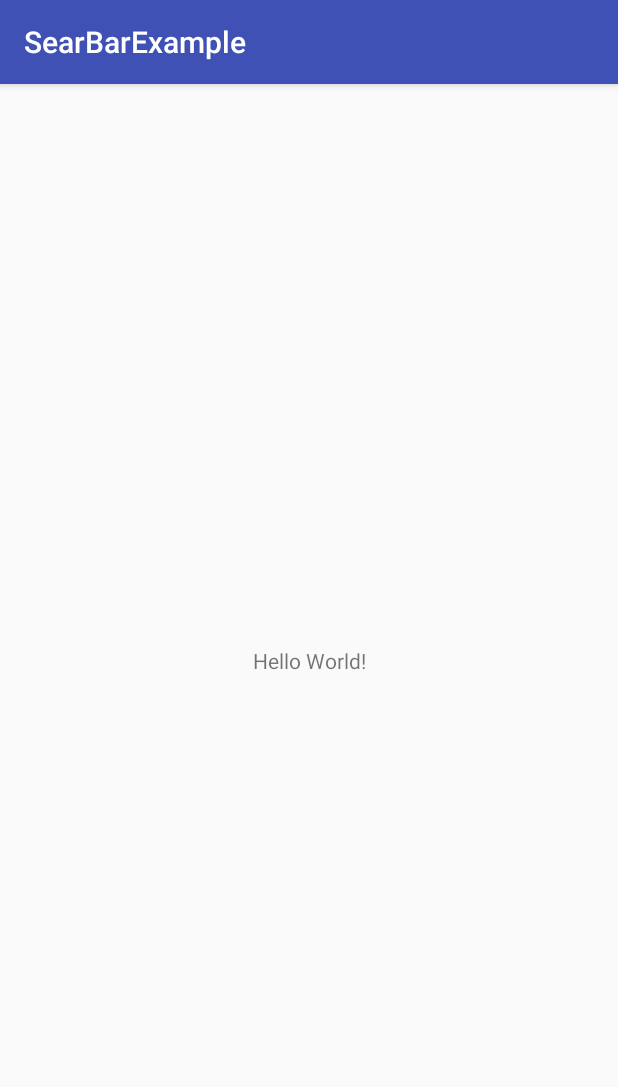
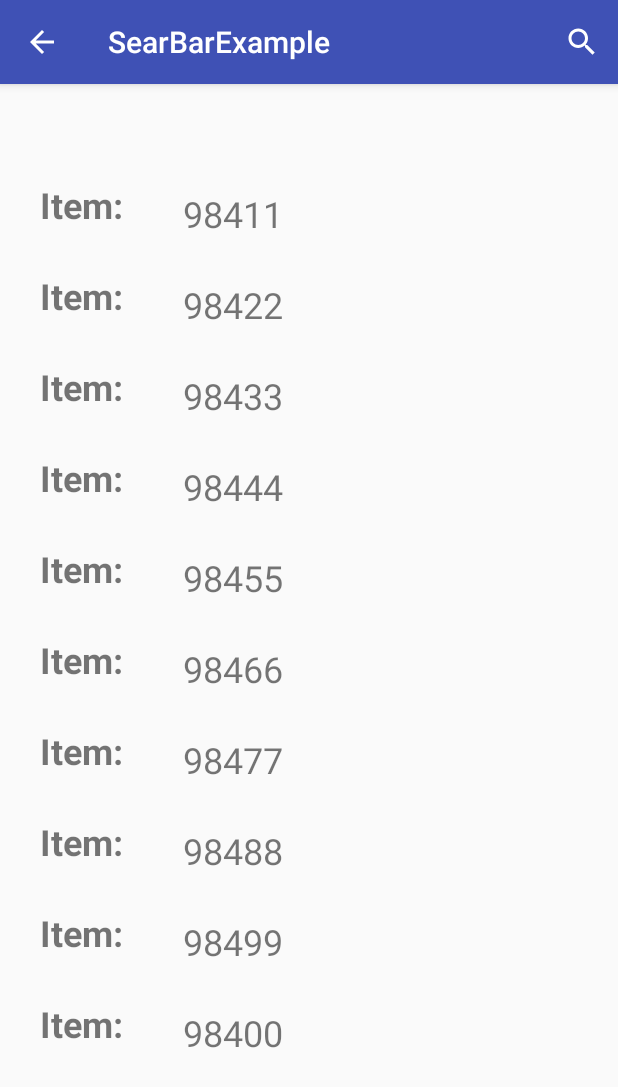
Before and after one commit to whiteThor/SearBarExample, an Android app: the screen it shows after launch (MainActivity), on a phone screen of 412 x 824 dp. Shown: the top 1087 px of the screen. Run offline under Robolectric (Android 15) with nearby library versions, the phone set to English and light mode, and no system bars.

```diff
--- a/app/build.gradle
+++ b/app/build.gradle
@@ -22,6 +22,7 @@ dependencies {
     implementation fileTree(dir: 'libs', include: ['*.jar'])
     implementation 'com.android.support:appcompat-v7:27.1.1'
     implementation 'com.android.support.constraint:constraint-layout:1.1.2'
+    implementation 'com.android.support:recyclerview-v7:27.1.1'
     testImplementation 'junit:junit:4.12'
     androidTestImplementation 'com.android.support.test:runner:1.0.2'
     androidTestImplementation 'com.android.support.test.espresso:espresso-core:3.0.2'
--- /dev/null
+++ b/app/src/main/java/musicmachine/sanples/android/ruben/com/searbarexample/ArrayAdapter.java
@@ -0,0 +1,98 @@
+package musicmachine.sanples.android.ruben.com.searbarexample;
+
+import android.support.annotation.NonNull;
+import android.support.v7.widget.RecyclerView;
+import android.view.LayoutInflater;
+import android.view.View;
+import android.view.ViewGroup;
+import android.webkit.WebSettings;
+import android.widget.Filter;
+import android.widget.Filterable;
+import android.widget.TextView;
+
+import java.util.ArrayList;
+import java.util.Arrays;
+import java.util.List;
+
+public class ArrayAdapter extends RecyclerView.Adapter<ArrayAdapter.ViewHolder> implements Filterable{
+
+    List<String> listFiltered;
+    List<String> listData;
+
+    public ArrayAdapter() {
+        this.listData = listData;
+        listData = Arrays.asList(ArrayItem.arrays);
+
+    }
+
+    @NonNull
+    @Override
+    public ViewHolder onCreateViewHolder(@NonNull ViewGroup parent, int viewType) {
+        View view =LayoutInflater.from(parent.getContext()).inflate(R.layout.item_list,parent,false);
+        return new ViewHolder(view);
+    }
+
+    @Override
+    public void onBindViewHolder(@NonNull ViewHolder holder, int position) {
+        holder.bind(position);
+    }
+
+    @Override
+    public int getItemCount() {
+        return listData.size();
+    }
+
+    @Override
+    public Filter getFilter() {
+        return new Filter() {
+            @Override
+            protected FilterResults performFiltering(CharSequence constraint) {
+                String charString = constraint.toString();
+                if(charString.isEmpty()){
+                    listData = Arrays.asList(ArrayItem.arrays);
+
+                }else{
+
+                    listFiltered = new ArrayList<String>();
+                    for (String row : ArrayItem.arrays) {
+                        if(row.contains(charString)){
+                            listFiltered.add(row);
+                        }
+                    }
+                    listData = listFiltered;
+
+                }
+                FilterResults filterResults = new FilterResults();
+                filterResults.values = listData;
+
+                return filterResults;
+            }
+
+            @Override
+            protected void publishResults(CharSequence constraint, FilterResults results) {
+                listData = (List<String>) results.values;
+                notifyDataSetChanged();
+
+            }
+        };
+    }
+
+    public class ViewHolder extends RecyclerView.ViewHolder{
+
+        TextView mItemText;
+
+
+        public ViewHolder(View itemView) {
+            super(itemView);
+            mItemText = itemView.findViewById(R.id.itemText);
+
+
+        }
+
+        public void bind(int position){
+
+            mItemText.setText(listData.get(position));
+
+        }
+    }
+}
--- /dev/null
+++ b/app/src/main/java/musicmachine/sanples/android/ruben/com/searbarexample/ArrayItem.java
@@ -0,0 +1,7 @@
+package musicmachine.sanples.android.ruben.com.searbarexample;
+
+public class ArrayItem {
+
+   public static final String[] arrays = new String[]{"98411","98422","98433","98444","98455","98466","98477","98488","98499","98400" };
+
+}
--- a/app/src/main/java/musicmachine/sanples/android/ruben/com/searbarexample/MainActivity.java
+++ b/app/src/main/java/musicmachine/sanples/android/ruben/com/searbarexample/MainActivity.java
@@ -1,13 +1,78 @@
 package musicmachine.sanples.android.ruben.com.searbarexample;
 
+import android.app.SearchManager;
+import android.content.Context;
+import android.support.v7.app.ActionBar;
 import android.support.v7.app.AppCompatActivity;
 import android.os.Bundle;
+import android.support.v7.widget.LinearLayoutManager;
+import android.support.v7.widget.RecyclerView;
+import android.support.v7.widget.SearchView;
+import android.support.v7.widget.Toolbar;
+import android.util.Log;
+import android.view.Menu;
+import android.view.MenuInflater;
+import android.view.MenuItem;
 
-public class MainActivity extends AppCompatActivity {
+public class MainActivity extends AppCompatActivity implements SearchView.OnQueryTextListener{
+
+    private Toolbar mTbMainSearch;
+    private RecyclerView mRvToolbarSearch;
+    private final String TAG= MainActivity.class.getSimpleName();
+    private ArrayAdapter mAdapter;
+
 
     @Override
     protected void onCreate(Bundle savedInstanceState) {
         super.onCreate(savedInstanceState);
         setContentView(R.layout.activity_main);
+        setUpViews();
+    }
+
+    private void setUpViews() {
+        mAdapter  = new ArrayAdapter();
+
+        mTbMainSearch = findViewById(R.id.toolBarSearch);
+        mRvToolbarSearch = findViewById(R.id.listRecycleView);
+
+        mRvToolbarSearch.setAdapter(mAdapter);
+        mRvToolbarSearch.setLayoutManager(new LinearLayoutManager(this));
+
+//        setSupportActionBar(mTbMainSearch);
+
+        ActionBar actionBar = getSupportActionBar();
+        actionBar.setDisplayHomeAsUpEnabled(true);
+
+
+    }
+
+    @Override
+    public boolean onQueryTextSubmit(String query) {
+        Log.d(TAG, "OnQueryTextSymmit: Query->" + query);
+        mAdapter.getFilter().filter(query);
+        return true;
+    }
+
+    @Override
+    public boolean onQueryTextChange(String newText) {
+        Log.d(TAG, "OnQueryTextChange: Query->" + newText);
+        mAdapter.getFilter().filter(newText);
+        return true;
+    }
+
+    @Override
+    public boolean onCreateOptionsMenu(Menu menu) {
+
+        MenuInflater menuInflater = getMenuInflater();
+        menuInflater.inflate(R.menu.menu_search,menu);
+        SearchManager searchManager = (SearchManager) getSystemService(Context.SEARCH_SERVICE);
+        MenuItem menuSearchItem = menu.findItem(R.id.menu_toolbarsearch) ;
+
+        SearchView searchView = (SearchView) menuSearchItem.getActionView();
+        searchView.setQueryHint("enter text");
+        searchView.setOnQueryTextListener(this);
+        Log.d(TAG, "onCreateoptionMenu: mSearchMenuItem->" + menuSearchItem.getActionView());
+
+        return true;
     }
 }
--- a/app/src/main/res/layout/activity_main.xml
+++ b/app/src/main/res/layout/activity_main.xml
@@ -1,18 +1,20 @@
 <?xml version="1.0" encoding="utf-8"?>
-<android.support.constraint.ConstraintLayout xmlns:android="http://schemas.android.com/apk/res/android"
-    xmlns:app="http://schemas.android.com/apk/res-auto"
+<RelativeLayout xmlns:android="http://schemas.android.com/apk/res/android"
     xmlns:tools="http://schemas.android.com/tools"
     android:layout_width="match_parent"
     android:layout_height="match_parent"
     tools:context=".MainActivity">
+    <android.support.v7.widget.Toolbar
+        android:id="@+id/toolBarSearch"
+        android:layout_width="match_parent"
+        android:layout_height="wrap_content"/>
 
-    <TextView
-        android:layout_width="wrap_content"
-        android:layout_height="wrap_content"
-        android:text="Hello World!"
-        app:layout_constraintBottom_toBottomOf="parent"
-        app:layout_constraintLeft_toLeftOf="parent"
-        app:layout_constraintRight_toRightOf="parent"
-        app:layout_constraintTop_toTopOf="parent" />
+<android.support.v7.widget.RecyclerView
+    android:id="@+id/listRecycleView"
+    android:layout_width="match_parent"
+    android:layout_height="match_parent"
+    android:layout_below="@id/toolBarSearch">
 
-</android.support.constraint.ConstraintLayout>
+</android.support.v7.widget.RecyclerView>
+
+</RelativeLayout>
--- /dev/null
+++ b/app/src/main/res/layout/item_list.xml
@@ -0,0 +1,32 @@
+<?xml version="1.0" encoding="utf-8"?>
+<RelativeLayout xmlns:android="http://schemas.android.com/apk/res/android"
+    android:layout_width="match_parent" android:layout_height="wrap_content">
+
+    <LinearLayout
+        android:layout_width="match_parent"
+        android:layout_height="wrap_content"
+        android:orientation="horizontal"
+        android:weightSum="4">
+
+        <TextView
+            android:id="@+id/itemLabel"
+            android:layout_width="0dp"
+            android:layout_height="wrap_content"
+            android:layout_weight="1"
+            android:text="Item:"
+            android:textAlignment="center"
+            android:textStyle="bold"
+            android:textSize="24sp"
+
+            android:layout_margin="8dp"/>
+
+        <TextView
+            android:id="@+id/itemText"
+            android:layout_width="0dp"
+            android:layout_height="wrap_content"
+            android:layout_weight="3"
+            android:text="TextView"
+            android:textSize="24sp"
+            android:layout_margin="14dp"/>
+    </LinearLayout>
+</RelativeLayout>
--- /dev/null
+++ b/app/src/main/res/menu/menu_search.xml
@@ -0,0 +1,9 @@
+<?xml version="1.0" encoding="utf-8"?>
+<menu xmlns:android="http://schemas.android.com/apk/res/android"
+    xmlns:app="http://schemas.android.com/apk/res-auto">
+<item
+    android:title="Titulo"
+    android:id="@+id/menu_toolbarsearch"
+    app:showAsAction="always"
+    app:actionViewClass="android.support.v7.widget.SearchView" />
+</menu>
```
